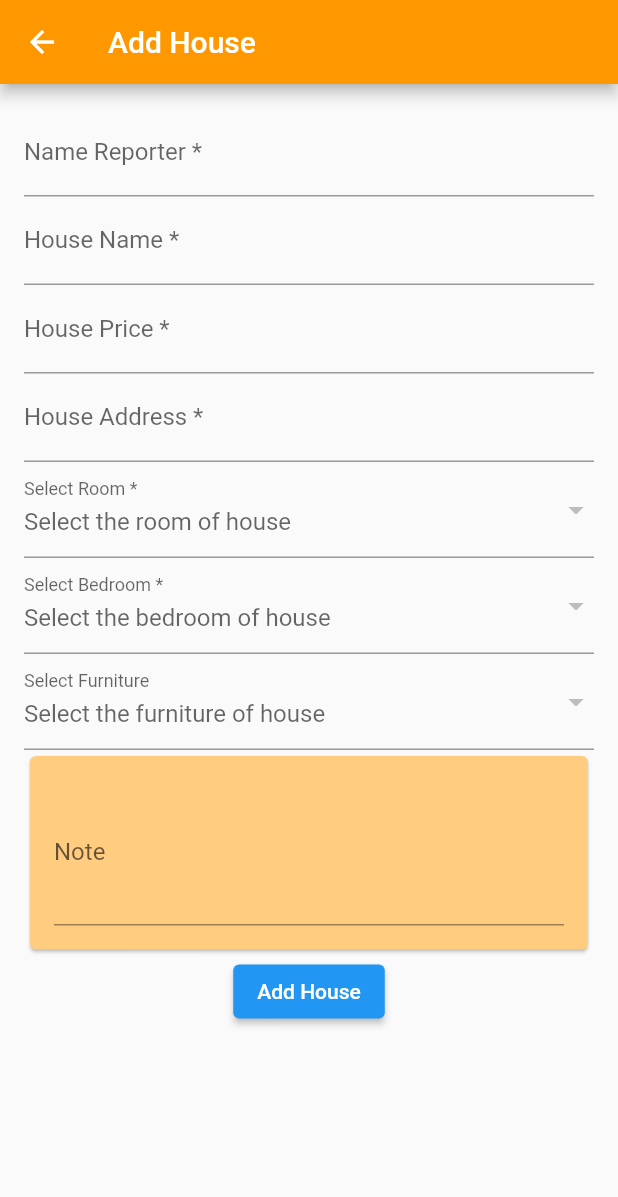
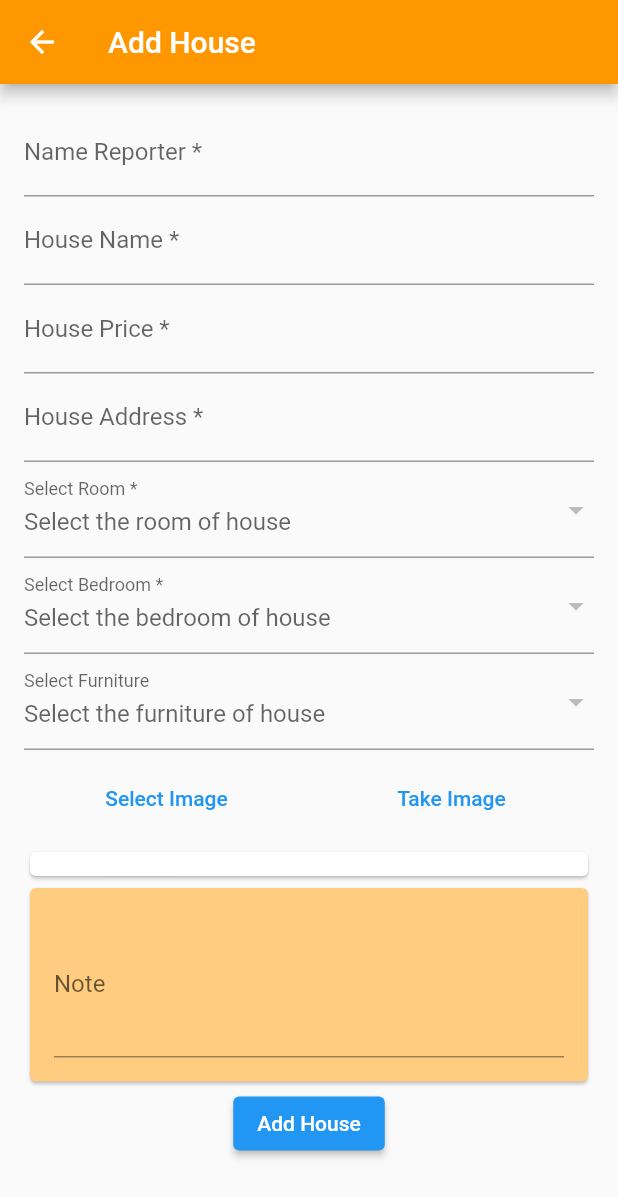
Before and after one commit to CuongNguyen2000/rentalZ_MobileApp, a Flutter app: the TodoScreen screen opened directly, on a phone screen of 412 x 824 dp. Shown: the top 1197 px of the screen. Run offline on Flutter 3.47's test engine with Material 2 defaults, Android fonts, the light colour scheme and no system bars; our stand-ins replace image_picker, shared_preferences, sqflite; missing offline and left inert: flutter_ringtone_player; accounts and stored records are empty.

Commit message:
add image

```diff
--- a/lib/models/house.dart
+++ b/lib/models/house.dart
@@ -3,6 +3,7 @@ class House {
   String? name;
   String? address;
   String? note;
+  String? image;
   int? price;
   String? reporter;
   String? room_type;
@@ -18,6 +19,7 @@ class House {
     mapping['name'] = name;
     mapping['address'] = address;
     mapping['note'] = note;
+    mapping['image'] = image;
     mapping['price'] = price;
     mapping['reporter'] = reporter;
     mapping['room_type'] = room_type;
--- a/lib/repositories/database_connection.dart
+++ b/lib/repositories/database_connection.dart
@@ -14,7 +14,7 @@ class DatabaseConnection {
 
   _onCreate(Database db, int version) async {
     await db.execute(
-        'CREATE TABLE houses(id INTEGER PRIMARY KEY AUTOINCREMENT NOT NULL, name TEXT, address TEXT, note TEXT, price INTEGER, reporter TEXT, room_type TEXT, bedroom_type TEXT, furniture_type TEXT, created_at TIMESTAMP NOT NULL DEFAULT CURRENT_TIMESTAMP, updated_at TIMESTAMP NOT NULL DEFAULT CURRENT_TIMESTAMP)');
+        'CREATE TABLE houses(id INTEGER PRIMARY KEY AUTOINCREMENT NOT NULL, name TEXT, address TEXT, note TEXT, image TEXT, price INTEGER, reporter TEXT, room_type TEXT, bedroom_type TEXT, furniture_type TEXT, created_at TIMESTAMP NOT NULL DEFAULT CURRENT_TIMESTAMP, updated_at TIMESTAMP NOT NULL DEFAULT CURRENT_TIMESTAMP)');
 
     await db.execute(
         'CREATE TABLE bedrooms(id INTEGER PRIMARY KEY AUTOINCREMENT NOT NULL, name TEXT, description TEXT, created_at TIMESTAMP NOT NULL DEFAULT CURRENT_TIMESTAMP, updated_at TIMESTAMP NOT NULL DEFAULT CURRENT_TIMESTAMP)');
--- a/lib/screens/home.dart
+++ b/lib/screens/home.dart
@@ -1,3 +1,5 @@
+import 'dart:convert';
+
 import 'package:flutter/cupertino.dart';
 import 'package:flutter/material.dart';
 import 'package:flutter_ringtone_player/flutter_ringtone_player.dart';
@@ -90,6 +92,7 @@ class _HomeScreenState extends State<HomeScreen> {
         model.note = house['note'];
         model.reporter = house['reporter'];
         model.note = house['note'];
+        model.image = house['image'];
         model.price = house['price'];
         model.address = house['address'];
         model.bedroom_type = house['bedroom_type'];
@@ -495,10 +498,8 @@ class _HomeScreenState extends State<HomeScreen> {
                             width: 340,
                             decoration: BoxDecoration(
                               borderRadius: BorderRadius.circular(20),
-                              image: const DecorationImage(
-                                image: NetworkImage(
-                                  'https://picsum.photos/250?image=9',
-                                ),
+                              image: DecorationImage(
+                                image: MemoryImage(base64Decode(house.image!)),
                                 fit: BoxFit.cover,
                               ),
                             ),
--- a/lib/screens/todo_screen.dart
+++ b/lib/screens/todo_screen.dart
@@ -1,5 +1,11 @@
+import 'dart:io';
+import 'dart:async';
+
 import 'package:flutter/cupertino.dart';
 import 'package:flutter/material.dart';
+import 'package:flutter/services.dart';
+import 'package:image_picker/image_picker.dart';
+import 'package:rental_z/Utils/utility.dart';
 import 'package:rental_z/services/bedroom_service.dart';
 import 'package:rental_z/services/house_service.dart';
 import 'package:rental_z/services/room_service.dart';
@@ -15,11 +21,15 @@ class TodoScreen extends StatefulWidget {
 }
 
 class _TodoScreenState extends State<TodoScreen> {
+  File? image;
+
   final _houseNameController = TextEditingController();
   final _houseNoteController = TextEditingController();
   final _housePriceController = TextEditingController();
   final _houseAddressController = TextEditingController();
   final _houseReporterController = TextEditingController();
+
+  dynamic _pickImageError;
 
   final _houseService = HouseService();
   final _house = House();
@@ -136,6 +146,7 @@ class _TodoScreenState extends State<TodoScreen> {
                 _house.bedroom_type = _selectedBedroom;
                 _house.furniture_type = _selectedFurniture;
                 _house.room_type = _selectedRoom;
+                _house.image = await Utility.convertImageToBase64(image);
                 _house.createdAt = DateTime.now().toString();
                 _house.updatedAt = DateTime.now().toString();
                 await _houseService.insertHouse(_house);
@@ -158,6 +169,71 @@ class _TodoScreenState extends State<TodoScreen> {
       return false;
     }
     return int.tryParse(value) != null;
+  }
+
+  // _onImageButtonPressed to open gallery and get the image convert to base64
+  Future _onImageButtonPressed(ImageSource source) async {
+    try {
+      final image = await ImagePicker().pickImage(source: source);
+      if (image == null) return;
+
+      final imageTemporary = File(image.path);
+      setState(() {
+        this.image = imageTemporary;
+      });
+    } on PlatformException catch (e) {
+      setState(() {
+        _pickImageError = e;
+      });
+    }
+  }
+
+  Future<void> _displayPickImageDialog(
+      BuildContext buildContext,
+      Future<Null> Function(double? maxWidth, double? maxHeight, int? quality)
+          param1) {
+    return showDialog<void>(
+      context: buildContext,
+      builder: (context) {
+        return AlertDialog(
+          title: const Text('Pick an image'),
+          content: SingleChildScrollView(
+            child: ListBody(
+              children: <Widget>[
+                TextButton(
+                  child: const Text('Take a photo'),
+                  onPressed: () async {
+                    await param1(null, null, null);
+                    Navigator.pop(context);
+                  },
+                ),
+                TextButton(
+                  child: const Text('Pick from gallery'),
+                  onPressed: () async {
+                    await param1(null, null, null);
+                    Navigator.pop(context);
+                  },
+                ),
+                TextButton(
+                  child: const Text('Pick from camera'),
+                  onPressed: () async {
+                    await param1(null, null, null);
+                    Navigator.pop(context);
+                  },
+                ),
+                TextButton(
+                  child: const Text('Pick from camera with custom options'),
+                  onPressed: () async {
+                    await param1(640, 480, 100);
+                    Navigator.pop(context);
+                  },
+                ),
+              ],
+            ),
+          ),
+        );
+      },
+    );
   }
 
   @override
@@ -288,6 +364,65 @@ class _TodoScreenState extends State<TodoScreen> {
                     hintText: 'Select the furniture of house',
                   ),
                 ),
+                // select images from gallery to upload
+                Row(
+                  children: <Widget>[
+                    Expanded(
+                      child: Padding(
+                        padding: const EdgeInsets.all(8.0),
+                        child: TextButton(
+                          onPressed: () {
+                            _onImageButtonPressed(
+                              ImageSource.gallery,
+                            );
+                          },
+                          child: const Text('Select Image'),
+                        ),
+                      ),
+                    ),
+                    Expanded(
+                      child: Padding(
+                        padding: const EdgeInsets.all(8.0),
+                        child: TextButton(
+                          onPressed: () {
+                            _onImageButtonPressed(
+                              ImageSource.camera,
+                            );
+                          },
+                          child: const Text('Take Image'),
+                        ),
+                      ),
+                    ),
+                  ],
+                ),
+                // return a card to show image selected preview
+                Card(
+                  child: Padding(
+                    padding: const EdgeInsets.all(8.0),
+                    child: Column(
+                      children: <Widget>[
+                        // return a image to show preview image
+                        image != null
+                            ? Image.file(
+                                image!,
+                                fit: BoxFit.cover,
+                              )
+                            : Container(),
+                        // return a button to delete image
+                        image != null
+                            ? TextButton(
+                                onPressed: () {
+                                  setState(() {
+                                    image = null;
+                                  });
+                                },
+                                child: const Text('Delete'),
+                              )
+                            : Container(),
+                      ],
+                    ),
+                  ),
+                ),
                 // return a card with color with text form field to enter the note of the house
                 Card(
                   color: Colors.orange[200],
--- a/pubspec.yaml
+++ b/pubspec.yaml
@@ -34,6 +34,8 @@ dependencies:
   intl: ^0.17.0
   multi_select_flutter: ^4.0.0
   flutter_ringtone_player: ^3.1.0
+  shared_preferences: ^2.0.8
+  image_picker: ^0.8.4+4
 
 
   # The following adds the Cupertino Icons font to your application.
```
Also changed, not shown: lib/utils/utility.dart (added, +15 -0 lines), pubspec.lock.
